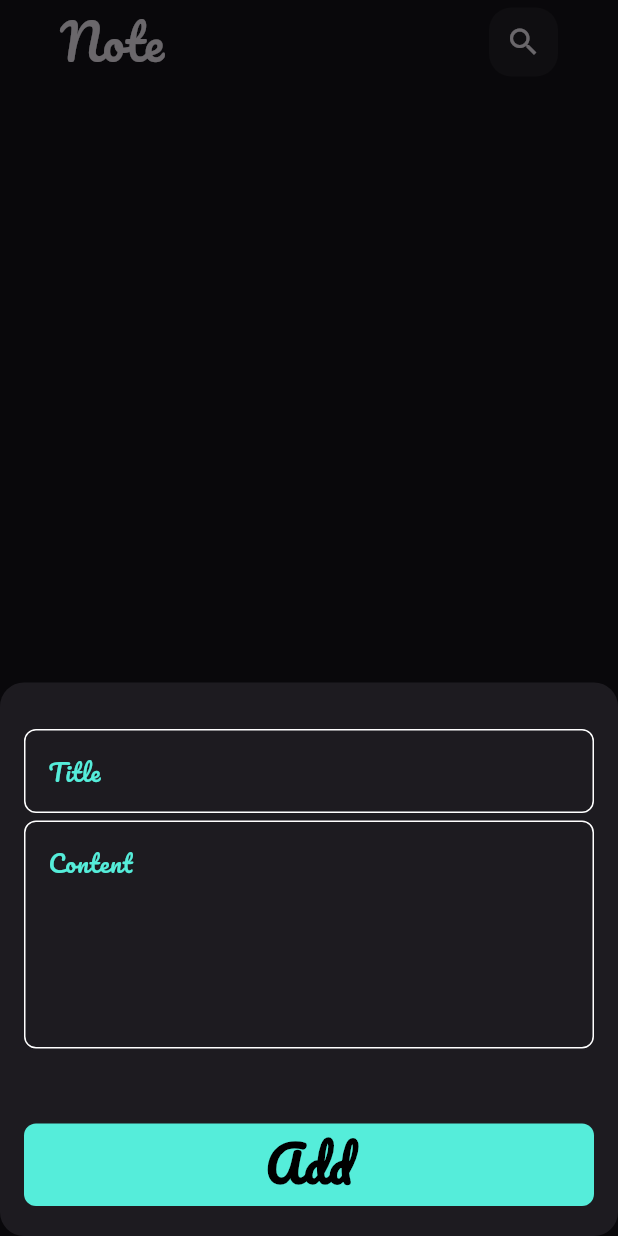
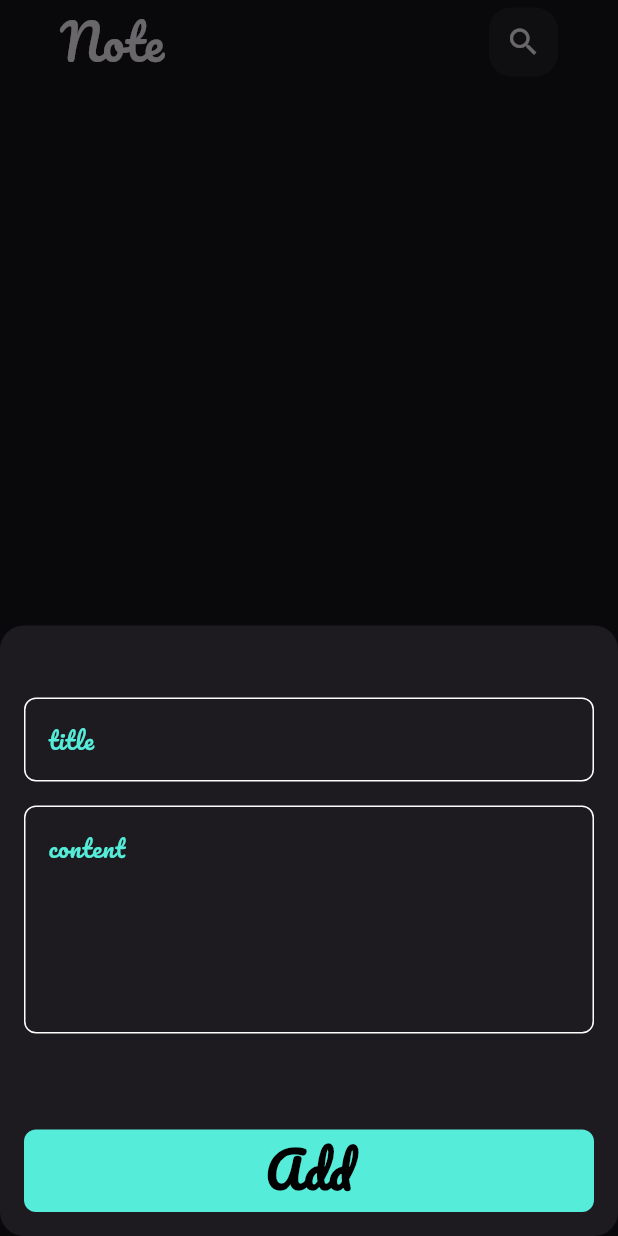
Before and after one commit to ali792010/notes_app, a Flutter app: the screen it shows after launch, after a tap on the "add" icon, on a phone screen of 412 x 824 dp. Run offline on Flutter 3.47's test engine with Material 3 defaults, Android fonts, the phone set to English and light mode, and no system bars; our stand-ins replace bloc, flutter_bloc, hive, hive_flutter, modal_progress_hud_nsn; accounts and stored records are empty.

Commit message:
Delete Not

```diff
--- a/lib/cubits/note_cubit/note_cubit.dart
+++ b/lib/cubits/note_cubit/note_cubit.dart
@@ -1,24 +1,23 @@
-import 'package:flutter_bloc/flutter_bloc.dart';
+import 'package:bloc/bloc.dart';
 import 'package:hive/hive.dart';
+import 'package:meta/meta.dart';
+// import 'package:notes_app/constants.dart';
 import 'package:notes_app/cubits/note_cubit/note_state.dart';
 import 'package:notes_app/models/note_model.dart';
 import 'package:notes_app/widgets/constant.dart';
 
-class NoteCubit extends Cubit<NotesState>{
-  NoteCubit() : super(NotesInitial());
+// import '../../constants.dart';
 
+// part 'notes_state.dart';
 
- List<NoteModel>? notes ;
-  fetchAllNotes()
-  {
+class NotesCubit extends Cubit<NotesState> {
+  NotesCubit() : super(NotesInitial());
 
+  List<NoteModel>? notes;
+  fetchAllNotes() {
+    var notesBox = Hive.box<NoteModel>(kNotesBox);
 
-
-  var noteBox = Hive.box<NoteModel>(kNotesBox);
-
-    notes = noteBox.values.toList();
-
-
+    notes = notesBox.values.toList();
+    emit(NotesSuccess());
+  }
 }
-
-  }
--- a/lib/cubits/note_cubit/note_state.dart
+++ b/lib/cubits/note_cubit/note_state.dart
@@ -1,4 +1,7 @@
 import 'package:notes_app/models/note_model.dart';
+
 
 class NotesState {}
 class NotesInitial extends NotesState {}
+
+class NotesSuccess extends NotesState {}
--- a/lib/views/notes_view.dart
+++ b/lib/views/notes_view.dart
@@ -10,7 +10,7 @@ class NotesView extends StatelessWidget {
   @override
   Widget build(BuildContext context) {
     return BlocProvider(
-      create: (context) => NoteCubit(),
+      create: (context) => NotesCubit(),
       child: Scaffold(
         floatingActionButton: FloatingActionButton(
           shape: const CircleBorder(side: BorderSide()),
--- a/lib/widgets/add_note_form.dart
+++ b/lib/widgets/add_note_form.dart
@@ -4,18 +4,26 @@ import 'package:intl/intl.dart';
 import 'package:notes_app/cubits/add_note_cubit/add_note_cubit.dart';
 import 'package:notes_app/cubits/add_note_cubit/add_note_state.dart';
 import 'package:notes_app/models/note_model.dart';
-import 'package:notes_app/widgets/custom_button.dart';
-import 'package:notes_app/widgets/custom_text_field.dart';
+
+// import 'colors_list_view.dart';
+import 'custom_button.dart';
+import 'custom_text_field.dart';
 
 class AddNoteForm extends StatefulWidget {
+  const AddNoteForm({
+    Key? key,
+  }) : super(key: key);
+
   @override
   State<AddNoteForm> createState() => _AddNoteFormState();
 }
 
 class _AddNoteFormState extends State<AddNoteForm> {
   final GlobalKey<FormState> formKey = GlobalKey();
+
   AutovalidateMode autovalidateMode = AutovalidateMode.disabled;
-  String? title, subtitle;
+
+  String? title, subTitle;
   @override
   Widget build(BuildContext context) {
     return Form(
@@ -23,39 +31,49 @@ class _AddNoteFormState extends State<AddNoteForm> {
       autovalidateMode: autovalidateMode,
       child: Column(
         children: [
-          SizedBox(height: 15),
+          const SizedBox(
+            height: 32,
+          ),
           CustomTextField(
-            hint: 'Title',
             maxL: 1,
             onSaved: (value) {
               title = value;
             },
+            hint: 'title',
           ),
-          SizedBox(height: 5),
+          const SizedBox(
+            height: 16,
+          ),
           CustomTextField(
-            hint: 'Content',
+            onSaved: (value) {
+              subTitle = value;
+            },
+            hint: 'content',
             maxL: 5,
-            onSaved: (value) {
-              subtitle = value;
-            },
           ),
-          SizedBox(
-            height: 50,
+          const SizedBox(
+            height: 32,
+          ),
+          // const ColorsListView(),
+          const SizedBox(
+            height: 32,
           ),
           BlocBuilder<AddNoteCubit, AddNotesState>(
             builder: (context, state) {
               return CustomButton(
                 isLoading: state is AddNotesLoading ? true : false,
-                ontap: () {
+                ontap:  () {
                   if (formKey.currentState!.validate()) {
                     formKey.currentState!.save();
-                    var currentTime = DateTime.now();
-                    var formattedCurrentDate = DateFormat.MEd().format(currentTime);
+                    var currentDate = DateTime.now();
+
+                    var formattedCurrentDate =
+                        DateFormat('dd-mm-yyyy').format(currentDate);
                     var noteModel = NoteModel(
                         title: title!,
-                        subTitle: subtitle!,
+                        subTitle: subTitle!,
                         date: formattedCurrentDate,
-                        color: Colors.blue.value);
+                        color: Color(0xff55EDDA).value);
                     BlocProvider.of<AddNoteCubit>(context).addNote(noteModel);
                   } else {
                     autovalidateMode = AutovalidateMode.always;
@@ -65,7 +83,9 @@ class _AddNoteFormState extends State<AddNoteForm> {
               );
             },
           ),
-          SizedBox(height: 20),
+          const SizedBox(
+            height: 16,
+          ),
         ],
       ),
     );
--- a/lib/widgets/custom_button.dart
+++ b/lib/widgets/custom_button.dart
@@ -18,7 +18,8 @@ class CustomButton extends StatelessWidget {
           color: kPrimaryColor,
           borderRadius: BorderRadius.circular(8),
         ),
-        child: Center(child:isLoading ? SizedBox(height: 25,width: 25, child: CircularProgressIndicator(color: Colors.black, )) :  Text('Add',style: TextStyle(color: Colors.black, fontSize: 32,fontWeight: FontWeight.w800),)),
+        child: Center(child:isLoading ? SizedBox(height: 25,width: 25, child: CircularProgressIndicator(color: Colors.black, ))
+         :  Text('Add',style: TextStyle(color: Colors.black, fontSize: 32,fontWeight: FontWeight.w800),)),
       ),
     );
   }
--- a/lib/widgets/note_item.dart
+++ b/lib/widgets/note_item.dart
@@ -9,15 +9,16 @@ class NoteItem extends StatelessWidget {
   Widget build(BuildContext context) {
     return GestureDetector(
       onTap: (){
-        Navigator.push(context, MaterialPageRoute(builder: (context)
-        {
-          return EditNoteView();
-        }
-        ));
+        Navigator.of(context).push(MaterialPageRoute(builder:(context){ return EditNoteView();} ));
+        // Navigator.push.(context, MaterialPageRoute(builder: (context)
+        // {
+        //   return EditNoteView();
+        // }
+        // ));
       },
       child: Container(
         decoration: BoxDecoration(
-          color:  Color(no.color),
+          color:  Color(0xffff85855),
           borderRadius: BorderRadius.circular(16),
         ),
         child: Padding(
@@ -28,7 +29,7 @@ class NoteItem extends StatelessWidget {
               ListTile(
                 title:  Text(no.title,style: TextStyle(color: Colors.black),),
                 subtitle: Text(no.subTitle,style: TextStyle(color: Colors.black.withOpacity(0.5)),),
-                trailing: IconButton(onPressed: (){}, icon:const Icon(Icons.delete,color: Colors.black,)),
+                trailing: IconButton(onPressed: (){ no.delete();}, icon:const Icon(Icons.delete,color: Colors.black,)),
               ),
                Padding(
                  padding: const EdgeInsets.symmetric(horizontal: 35,vertical: 10),
--- a/lib/widgets/notes_list_view.dart
+++ b/lib/widgets/notes_list_view.dart
@@ -10,10 +10,13 @@ class NotesListView extends StatelessWidget {
 
   @override
   Widget build(BuildContext context) {
-    return BlocBuilder<NoteCubit, NotesState>(
+
+    return BlocBuilder<NotesCubit, NotesState>(
       builder: (context, state) {
-      List<NoteModel> not = BlocProvider.of<NoteCubit>(context).notes ?? [];
-        return ListView.builder(
+     List<NoteModel> not   = BlocProvider.of<NotesCubit>(context).notes!;
+        return Padding(
+          padding:  EdgeInsets.symmetric(vertical: 16),
+          child: ListView.builder(
              itemCount: not.length,
             itemBuilder: (context, index) {
 
@@ -23,7 +26,8 @@ class NotesListView extends StatelessWidget {
                 no: not[index],
               ),
             );
-        });
+          }),
+        );
       },
     );
   }
--- a/lib/widgets/notes_view_body.dart
+++ b/lib/widgets/notes_view_body.dart
@@ -1,11 +1,22 @@
 import 'package:flutter/material.dart';
+import 'package:flutter_bloc/flutter_bloc.dart';
+import 'package:notes_app/cubits/note_cubit/note_cubit.dart';
 import 'package:notes_app/widgets/custom_app_bar.dart';
 import 'package:notes_app/widgets/note_item.dart';
 import 'package:notes_app/widgets/notes_list_view.dart';
 
-class NotesViewBody extends StatelessWidget {
+class NotesViewBody extends StatefulWidget {
   const NotesViewBody({super.key});
 
+  @override
+  State<NotesViewBody> createState() => _NotesViewBodyState();
+}
+
+class _NotesViewBodyState extends State<NotesViewBody> {
+  void initState(){
+    BlocProvider.of<NotesCubit>(context).fetchAllNotes();
+    super.initState();
+  }
    @override
   Widget build(BuildContext context) {
 return  Padding(
```
Lines whose indentation alone changed are shown as unchanged.
